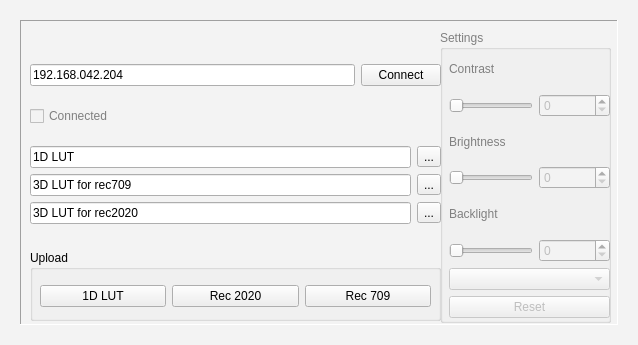
This is form.ui in lucasnegrao/agf.webOSCalibrationHelper as Qt 5 draws it before an edit. The edited form follows.
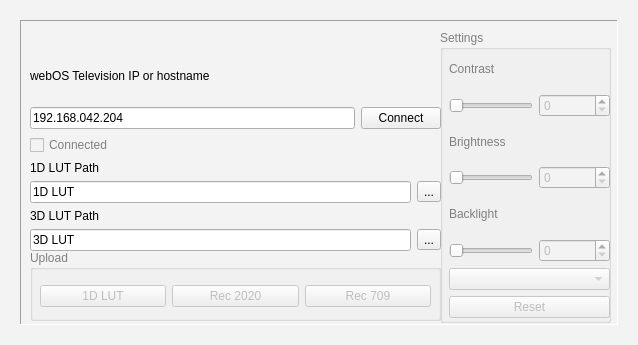
This is the edited form.

```diff
--- a/form.ui
+++ b/form.ui
@@ -140,7 +140,7 @@
       <property name="title">
        <string>Settings</string>
       </property>
-      <widget class="QWidget" name="">
+      <widget class="QWidget" name="layoutWidget">
        <property name="geometry">
         <rect>
          <x>9</x>
@@ -249,7 +249,7 @@
      </widget>
      <widget class="QGroupBox" name="groupBox">
       <property name="enabled">
-       <bool>true</bool>
+       <bool>false</bool>
       </property>
       <property name="geometry">
        <rect>
@@ -268,7 +268,7 @@
       <property name="title">
        <string>Upload</string>
       </property>
-      <widget class="QWidget" name="">
+      <widget class="QWidget" name="layoutWidget">
        <property name="geometry">
         <rect>
          <x>10</x>
@@ -302,13 +302,13 @@
        </layout>
       </widget>
      </widget>
-     <widget class="QWidget" name="">
+     <widget class="QWidget" name="layoutWidget">
       <property name="geometry">
        <rect>
         <x>10</x>
         <y>30</y>
         <width>411</width>
-        <height>191</height>
+        <height>201</height>
        </rect>
       </property>
       <layout class="QVBoxLayout" name="verticalLayout">
@@ -318,6 +318,13 @@
        <property name="sizeConstraint">
         <enum>QLayout::SetMinimumSize</enum>
        </property>
+       <item>
+        <widget class="QLabel" name="label_4">
+         <property name="text">
+          <string>webOS Television IP or hostname</string>
+         </property>
+        </widget>
+       </item>
        <item>
         <layout class="QHBoxLayout" name="horizontalLayout_9">
          <item>
@@ -366,6 +373,13 @@
          <property name="spacing">
           <number>-1</number>
          </property>
+         <item>
+          <widget class="QLabel" name="label_5">
+           <property name="text">
+            <string>1D LUT Path</string>
+           </property>
+          </widget>
+         </item>
          <item>
           <layout class="QHBoxLayout" name="horizontalLayout_5">
            <item>
@@ -384,12 +398,19 @@
            </item>
           </layout>
          </item>
+         <item>
+          <widget class="QLabel" name="label_6">
+           <property name="text">
+            <string>3D LUT Path</string>
+           </property>
+          </widget>
+         </item>
          <item>
           <layout class="QHBoxLayout" name="horizontalLayout_6">
            <item>
             <widget class="QLineEdit" name="LutEdit2">
              <property name="text">
-              <string>3D LUT for rec709</string>
+              <string>3D LUT</string>
              </property>
             </widget>
            </item>
@@ -402,24 +423,6 @@
            </item>
           </layout>
          </item>
-         <item>
-          <layout class="QHBoxLayout" name="horizontalLayout_7">
-           <item>
-            <widget class="QLineEdit" name="LutEdit3">
-             <property name="text">
-              <string>3D LUT for rec2020</string>
-             </property>
-            </widget>
-           </item>
-           <item>
-            <widget class="QToolButton" name="pB23">
-             <property name="text">
-              <string>...</string>
-             </property>
-            </widget>
-           </item>
-          </layout>
-         </item>
         </layout>
        </item>
       </layout>
```
Left out of the diff: 4 changed lines with no effect on the pictures.
